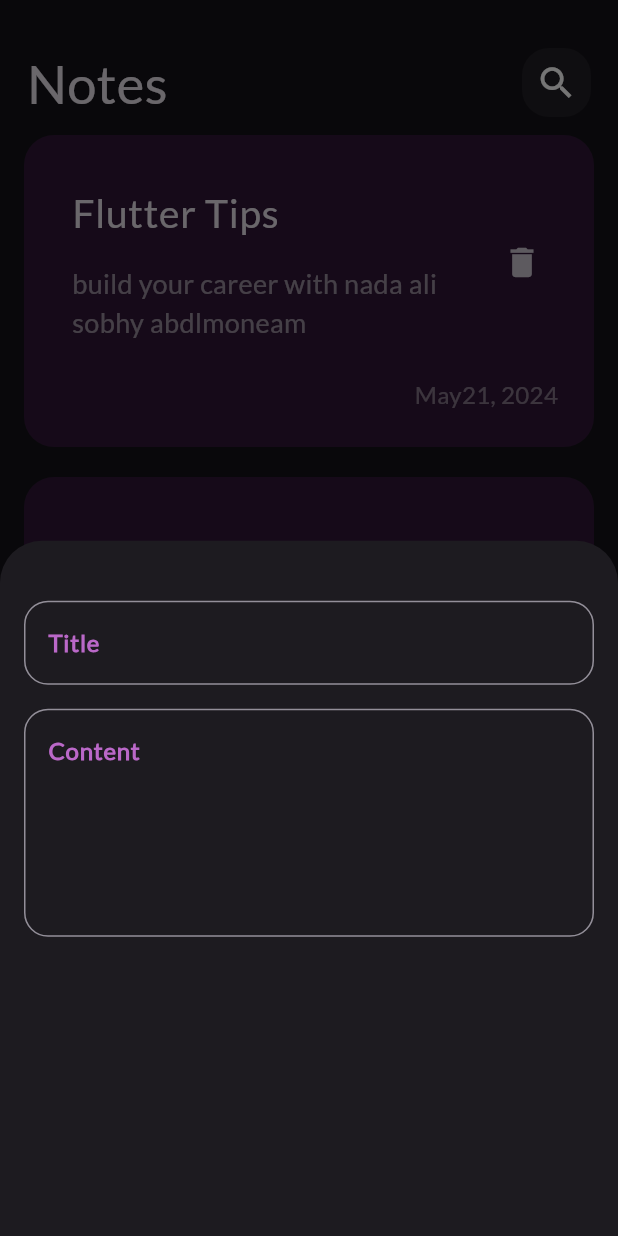
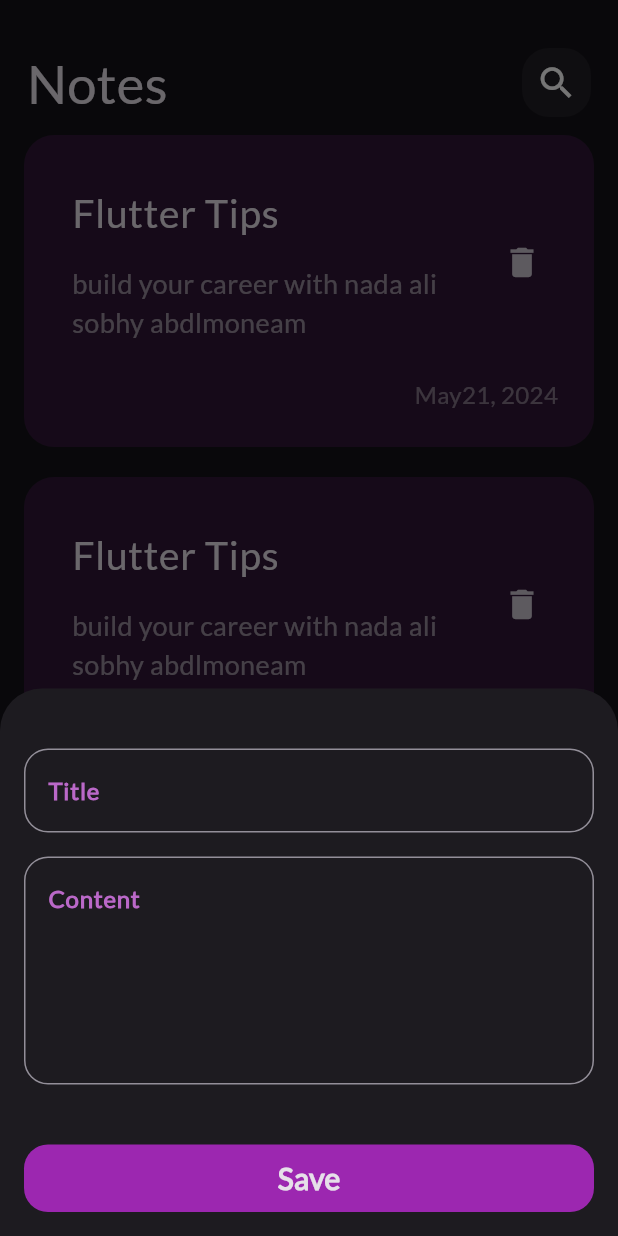
Before and after one commit to Nadaali18/notes_app, a Flutter app: the screen it shows after launch, after a tap on the "add" icon, on a phone screen of 412 x 824 dp. Run offline on Flutter 3.47's test engine with Material 3 defaults, Android fonts, the phone set to English and light mode, and no system bars.

Commit message:
finish bottom sheet ui

```diff
--- a/lib/widgets/add_note_buttom_sheet.dart
+++ b/lib/widgets/add_note_buttom_sheet.dart
@@ -1,4 +1,5 @@
 import 'package:flutter/material.dart';
+import 'package:notes_app/widgets/custom_button.dart';
 import 'package:notes_app/widgets/custom_text_field.dart';
 
 class AddNoteButtomSheet extends StatelessWidget {
@@ -8,13 +9,18 @@ class AddNoteButtomSheet extends StatelessWidget {
   Widget build(BuildContext context) {
     return const Padding(
       padding: EdgeInsets.symmetric(horizontal: 16),
+      child: SingleChildScrollView(
         child: Column(
           children: [
             SizedBox(height: 40,),
             CustomTextField(hint: 'Title',),
             SizedBox(height: 16,),
             CustomTextField(hint: 'Content',maxLines: 5,),
+            SizedBox(height: 40,),
+            CustomButton(),
+            SizedBox(height: 16,)
           ],
+        ),
       ),
     );
   }
--- /dev/null
+++ b/lib/widgets/custom_button.dart
@@ -0,0 +1,21 @@
+import 'package:flutter/material.dart';
+import 'package:notes_app/widgets/custom_text.dart';
+
+class CustomButton extends StatelessWidget {
+  const CustomButton({super.key});
+
+  @override
+  Widget build(BuildContext context) {
+    return Container(
+      width: MediaQuery.of(context).size.width,
+      height: 45,
+      decoration: BoxDecoration(
+        color: Colors.purple,
+        borderRadius: BorderRadius.circular(16)
+      ),
+      child: const Center(
+        child: CustomText('Save',fontWeight: FontWeight.bold,fontSize: 20,),
+      ),
+    );
+  }
+}
```
Lines whose indentation alone changed are shown as unchanged.
